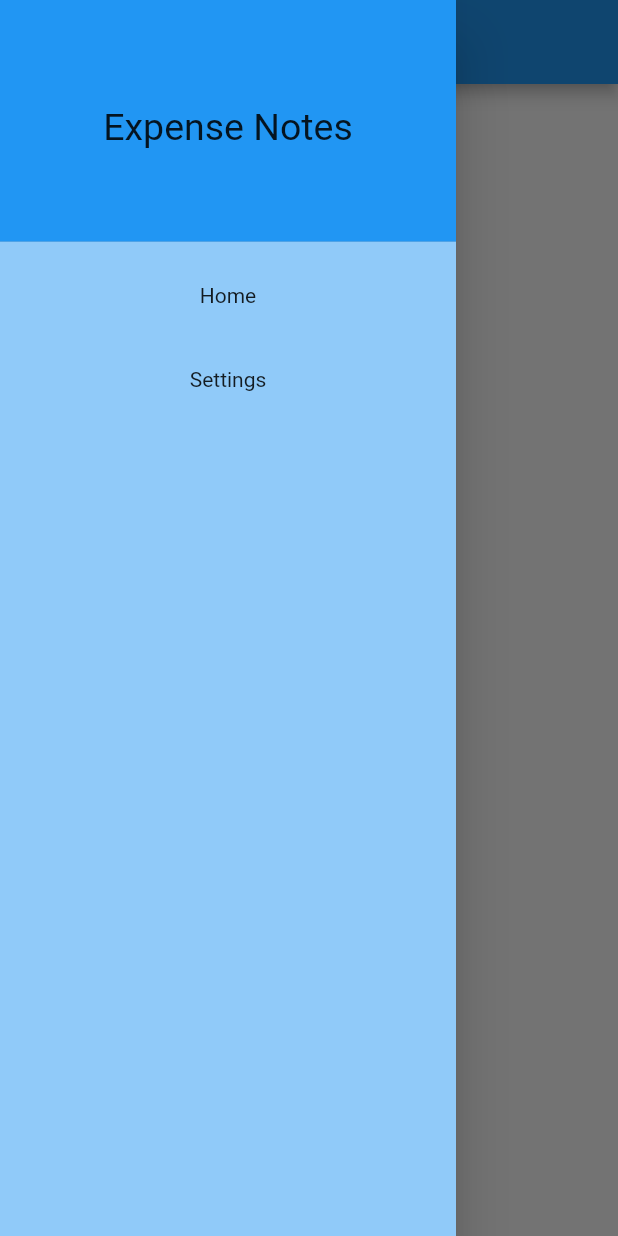
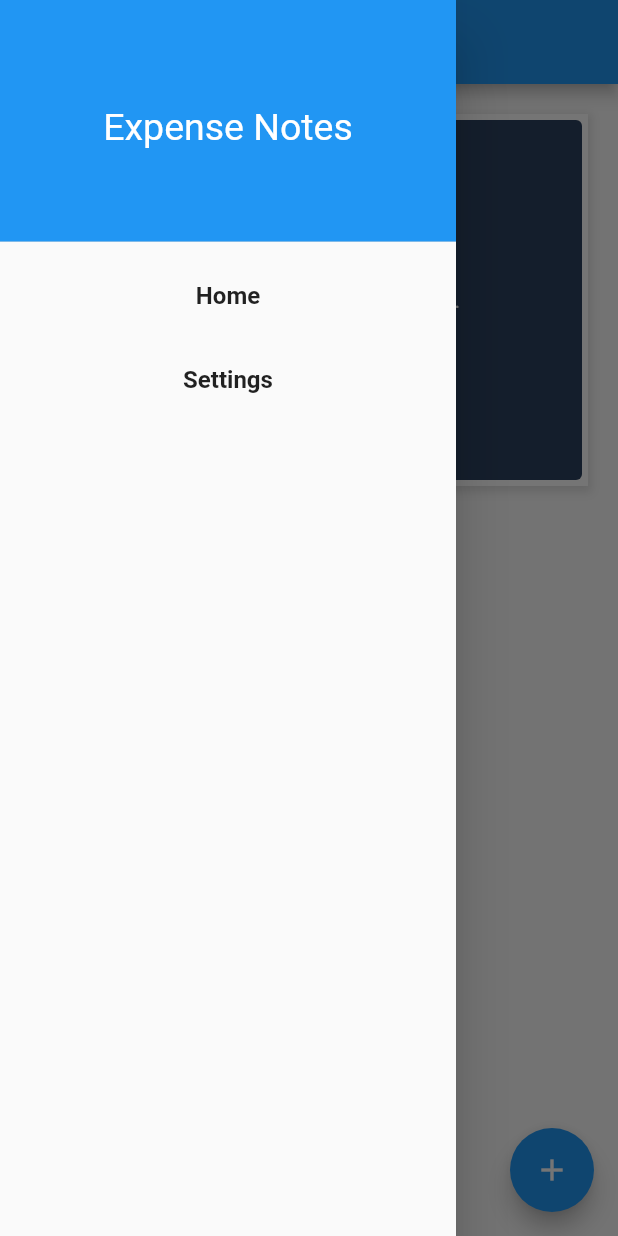
Before and after one commit to kiettruong-bbv/flutter, a Flutter app: the screen it shows after launch, with the side drawer open, on a phone screen of 412 x 824 dp. Run offline on Flutter 3.47's test engine with Material 2 defaults, Android fonts, the phone set to English and light mode, and no system bars; our stand-ins replace fl_chart.

Commit message:
Added edit transaction feature.

```diff
--- a/expense_notes/lib/model/transaction.dart
+++ b/expense_notes/lib/model/transaction.dart
@@ -42,6 +42,14 @@ class Transaction {
     color = _generateRandomColor();
   }
 
+  Transaction.full({
+    required this.id,
+    required this.color,
+    required this.name,
+    required this.price,
+    required this.addTime,
+  });
+
   Color _generateRandomColor() {
     final Random random = Random();
     return Color.fromRGBO(
--- a/expense_notes/lib/model/transaction_model.dart
+++ b/expense_notes/lib/model/transaction_model.dart
@@ -14,6 +14,19 @@ class TransactionModel extends ChangeNotifier {
     notifyListeners();
   }
 
+  void update(int index, Transaction transaction) {
+    if (_transactions.isNotEmpty) {
+      final String id = _transactions[index].id;
+      final Color color = _transactions[index].color;
+      _transactions[index] = Transaction.full(
+          id: id,
+          color: color,
+          name: transaction.name,
+          price: transaction.price,
+          addTime: transaction.addTime);
+    }
+  }
+
   Transaction remove(int index) {
     Transaction transaction = _transactions.removeAt(index);
     notifyListeners();
--- a/expense_notes/lib/routes.dart
+++ b/expense_notes/lib/routes.dart
@@ -1,7 +1,6 @@
 // ignore_for_file: constant_identifier_names
 
 import 'package:expense_notes/view/detail_screen.dart';
-import 'package:expense_notes/view/home_screen.dart';
 import 'package:expense_notes/view/setting_screen.dart';
 import 'package:expense_notes/view/transaction_list_screen.dart';
 import 'package:flutter/cupertino.dart';
@@ -19,7 +18,7 @@ class Routes {
       builder: (BuildContext context) {
         switch (settings.name) {
           case ROOT:
-            return const HomeScreen();
+            return const TransactionListScreen();
           case TRANSACTION_LIST_SCREEN:
             return const TransactionListScreen();
           case DETAIL_SCREEN:
--- a/expense_notes/lib/view/home_screen.dart
+++ /dev/null
@@ -1,43 +0,0 @@
-import 'package:expense_notes/extension/platform_extension.dart';
-import 'package:expense_notes/widget/app_drawer.dart';
-import 'package:flutter/cupertino.dart';
-import 'package:flutter/material.dart';
-
-class HomeScreen extends StatelessWidget {
-  const HomeScreen({Key? key}) : super(key: key);
-
-  @override
-  Widget build(BuildContext context) {
-    final ThemeData theme = Theme.of(context);
-    final CupertinoThemeData cupertinoThemeData = CupertinoTheme.of(context);
-
-    Color backgroundColor = isIOS()
-        ? cupertinoThemeData.scaffoldBackgroundColor
-        : theme.scaffoldBackgroundColor;
-
-    TextStyle? textStyle = isIOS()
-        ? cupertinoThemeData.textTheme.textStyle
-        : theme.textTheme.bodyText1;
-
-    return Scaffold(
-      backgroundColor: backgroundColor,
-      drawer: const AppDrawer(),
-      appBar: AppBar(
-        title: const Text('Home Screen'),
-        backgroundColor: theme.primaryColor,
-        // actions: [
-        //   IconButton(
-        //     onPressed: () => currentTheme.toggleTheme(),
-        //     icon: const Icon(Icons.brightness_4),
-        //   )
-        // ],
-      ),
-      body: Center(
-        child: Text(
-          'Home Screen',
-          style: textStyle,
-        ),
-      ),
-    );
-  }
-}
--- a/expense_notes/lib/view/transaction_list_screen.dart
+++ b/expense_notes/lib/view/transaction_list_screen.dart
@@ -1,11 +1,10 @@
 import 'package:expense_notes/extension/platform_extension.dart';
 import 'package:expense_notes/model/transaction_model.dart';
-import 'package:expense_notes/routes.dart';
-import 'package:expense_notes/view/detail_screen.dart';
 import 'package:expense_notes/view/transaction_item.dart';
+import 'package:expense_notes/widget/app_drawer.dart';
 import 'package:expense_notes/widget/chart.dart';
+import 'package:expense_notes/widget/platform_widget/platform_theme.dart';
 import 'package:fl_chart/fl_chart.dart';
-import 'package:flutter/cupertino.dart';
 import 'package:flutter/material.dart';
 import 'package:expense_notes/model/transaction.dart';
 import 'package:expense_notes/view/add_transaction.dart';
@@ -39,22 +38,17 @@ class _TransactionListScreenState extends State<TransactionListScreen> {
 
   @override
   Widget build(BuildContext context) {
-    final theme = Theme.of(context);
-    final cupertinoThemeData = CupertinoTheme.of(context);
-
-    Color backgroundColor = isIOS()
-        ? cupertinoThemeData.scaffoldBackgroundColor
-        : theme.scaffoldBackgroundColor;
+    PlatformTheme theme = PlatformTheme(context);
 
     return Scaffold(
-      backgroundColor: backgroundColor,
+      backgroundColor: theme.getBackgroundColor(),
+      drawer: const AppDrawer(current: Section.home),
       appBar: AppBar(
-        title: const Text('Transaction List'),
-        backgroundColor: theme.primaryColor,
+        title: const Text('Home'),
+        backgroundColor: theme.getPrimaryColor(),
         actions: [
           if (isIOS())
             TextButton(
-              style: theme.textButtonTheme.style,
               onPressed: () => _openAddTransaction(),
               child: const Text('ADD'),
             ),
@@ -163,15 +157,13 @@ class _TransactionListScreenState extends State<TransactionListScreen> {
             return TransactionItem(
               key: UniqueKey(),
               index: index,
-              product: item,
-              onTap: () {
-                Navigator.pushNamed(
-                  context,
-                  Routes.DETAIL_SCREEN,
-                  arguments: DetailScreenArguments(item),
-                );
-              },
+              transaction: item,
               onDelete: (index) => _removeItem(index),
+              onEdit: (index) => _openAddTransaction(
+                mode: Mode.edit,
+                index: index,
+                transaction: item,
+              ),
             );
           },
           separatorBuilder: (context, index) {
@@ -212,6 +204,14 @@ class _TransactionListScreenState extends State<TransactionListScreen> {
     _updateChartUI();
   }
 
+  void _editItem(int index, Transaction transaction) {
+    TransactionModel model =
+        Provider.of<TransactionModel>(context, listen: false);
+    model.update(index, transaction);
+    _updateChartData(transaction);
+    _updateChartUI();
+  }
+
   void _removeItem(int index) {
     TransactionModel model =
         Provider.of<TransactionModel>(context, listen: false);
@@ -235,6 +235,16 @@ class _TransactionListScreenState extends State<TransactionListScreen> {
 
       _weekDayDatas[weekDayIndex].transactions.add(transaction);
     }
+  }
+
+  void _updateChartData(Transaction transaction) {
+    int weekDay = transaction.addTime.weekday;
+    int weekDayIndex =
+        _weekDayDatas.indexWhere((element) => element.weekDay.value == weekDay);
+    int itemIndex = _weekDayDatas[weekDayIndex]
+        .transactions
+        .indexWhere((element) => element.id == transaction.id);
+    _weekDayDatas[weekDayIndex].transactions[itemIndex] = transaction;
   }
 
   void _removeChartData(Transaction transaction) {
@@ -261,7 +271,11 @@ class _TransactionListScreenState extends State<TransactionListScreen> {
     }).toList();
   }
 
-  void _openAddTransaction() {
+  void _openAddTransaction({
+    Mode mode = Mode.add,
+    int? index,
+    Transaction? transaction,
+  }) {
     final screenHeight = MediaQuery.of(context).size.height;
     showModalBottomSheet<Transaction>(
       context: context,
@@ -271,13 +285,20 @@ class _TransactionListScreenState extends State<TransactionListScreen> {
           padding: MediaQuery.of(context).viewInsets,
           child: SizedBox(
             height: screenHeight / 2,
-            child: const AddTransaction(),
+            child: AddTransaction(
+              mode: mode,
+              transaction: transaction,
+            ),
           ),
         );
       },
     ).then((value) {
       if (value != null) {
-        _addItem(value);
+        if (mode == Mode.edit && index != null) {
+          _editItem(index, value);
+        } else {
+          _addItem(value);
+        }
       }
     });
   }
--- a/expense_notes/lib/widget/app_drawer.dart
+++ b/expense_notes/lib/widget/app_drawer.dart
@@ -1,45 +1,44 @@
-import 'package:expense_notes/extension/platform_extension.dart';
 import 'package:expense_notes/routes.dart';
 import 'package:expense_notes/widget/platform_widget/platform_theme.dart';
-import 'package:flutter/cupertino.dart';
 import 'package:flutter/material.dart';
 
 enum Section { home, settings }
 
 class AppDrawer extends StatelessWidget {
-  const AppDrawer({Key? key}) : super(key: key);
+  final Section current;
+
+  const AppDrawer({
+    Key? key,
+    required this.current,
+  }) : super(key: key);
 
   @override
   Widget build(BuildContext context) {
-    PlatformTheme theme = PlatformTheme.instance;
-    Color primaryColor = theme.getPrimaryColor(context);
-    Color backgroundColor = theme.getBackgroundAccentColor(context);
-    TextStyle? defaultTextStyle = theme.getDefaultTextStyle(context);
-    TextStyle? drawerTitle = theme.getDrawerTextStyle(context);
+    PlatformTheme theme = PlatformTheme(context);
 
     return Drawer(
-      backgroundColor: backgroundColor,
+      backgroundColor: theme.getBackgroundColor(),
       child: ListView(
         padding: EdgeInsets.zero,
         children: [
           DrawerHeader(
             decoration: BoxDecoration(
-              color: primaryColor,
+              color: theme.getPrimaryColor(),
             ),
             child: Center(
               child: Text(
                 'Expense Notes',
-                style: drawerTitle,
+                style: theme.getDrawerTitle(),
               ),
             ),
           ),
           _buildDrawerItem(
-            textStyle: defaultTextStyle,
+            context: context,
             title: 'Home',
             onTap: () => _navigateToSection(context, Section.home),
           ),
           _buildDrawerItem(
-            textStyle: defaultTextStyle,
+            context: context,
             title: 'Settings',
             onTap: () => _navigateToSection(context, Section.settings),
           ),
@@ -49,15 +48,20 @@ class AppDrawer extends StatelessWidget {
   }
 
   Widget _buildDrawerItem({
-    TextStyle? textStyle,
+    required BuildContext context,
     required String title,
     required VoidCallback onTap,
   }) {
+    TextStyle? defaultTextStyle = PlatformTheme(context).getDefaultTextStyle();
+
     return ListTile(
       title: Center(
         child: Text(
           title,
-          style: textStyle,
+          style: defaultTextStyle?.copyWith(
+            fontSize: 16,
+            fontWeight: FontWeight.bold,
+          ),
         ),
       ),
       onTap: onTap,
@@ -65,15 +69,15 @@ class AppDrawer extends StatelessWidget {
   }
 
   void _navigateToSection(BuildContext context, Section section) {
-    // Close drawer
-    Navigator.pop(context);
-
+    if (current == section) {
+      return;
+    }
     switch (section) {
       case Section.home:
-        Navigator.pushNamed(context, Routes.TRANSACTION_LIST_SCREEN);
+        Navigator.pushReplacementNamed(context, Routes.TRANSACTION_LIST_SCREEN);
         break;
       case Section.settings:
-        Navigator.pushNamed(context, Routes.SETTING_SCREEN);
+        Navigator.pushReplacementNamed(context, Routes.SETTING_SCREEN);
         break;
     }
   }
--- a/expense_notes/lib/widget/platform_widget/platform_app.dart
+++ b/expense_notes/lib/widget/platform_widget/platform_app.dart
@@ -1,5 +1,5 @@
 import 'package:expense_notes/routes.dart';
-import 'package:expense_notes/view/home_screen.dart';
+import 'package:expense_notes/view/transaction_list_screen.dart';
 import 'package:expense_notes/widget/platform_widget/platform_widget.dart';
 import 'package:flutter/cupertino.dart';
 import 'package:flutter/material.dart';
@@ -25,7 +25,7 @@ class PlatformApp extends PlatformWidget<CupertinoApp, MaterialApp> {
       themeMode: ThemeMode.system,
       initialRoute: Routes.ROOT,
       onGenerateRoute: (settings) => routes.routePage(settings),
-      home: const HomeScreen(),
+      home: const TransactionListScreen(),
     );
   }
 
@@ -40,7 +40,7 @@ class PlatformApp extends PlatformWidget<CupertinoApp, MaterialApp> {
       ],
       initialRoute: Routes.ROOT,
       onGenerateRoute: (settings) => routes.routePage(settings),
-      home: const HomeScreen(),
+      home: const TransactionListScreen(),
     );
   }
 }
--- a/expense_notes/lib/widget/platform_widget/platform_theme.dart
+++ b/expense_notes/lib/widget/platform_widget/platform_theme.dart
@@ -1,25 +1,34 @@
+import 'package:expense_notes/style/custom_colors.dart';
 import 'package:flutter/cupertino.dart';
 import 'package:flutter/material.dart';
 import 'package:expense_notes/extension/platform_extension.dart';
 
 abstract class PlatformThemeInterface {
+  late BuildContext context;
+
   Color getPrimaryColor();
+  Color getSecondaryColor();
   Color getBackgroundColor();
   Color getBackgroundAccentColor();
   TextStyle? getDefaultTextStyle();
   TextStyle? getDrawerTitle();
+  TextStyle? getButtonTextStyle();
 }
 
-//
+class PlatformThemeAndroid implements PlatformThemeInterface {
+  PlatformThemeAndroid(this.context);
 
-class PlatformThemeAndroid extends PlatformThemeInterface {
+  @override
   BuildContext context;
-
-  PlatformThemeAndroid(this.context);
 
   @override
   Color getPrimaryColor() {
     return Theme.of(context).primaryColor;
+  }
+
+  @override
+  Color getSecondaryColor() {
+    return Theme.of(context).colorScheme.secondary;
   }
 
   @override
@@ -39,20 +48,32 @@ class PlatformThemeAndroid extends PlatformThemeInterface {
 
   @override
   TextStyle? getDrawerTitle() {
-    return Theme.of(context).textTheme.titleMedium?.copyWith(fontSize: 25);
+    return Theme.of(context).textTheme.titleMedium?.copyWith(
+          color: CustomColors.white,
+          fontSize: 25,
+        );
+  }
+
+  @override
+  TextStyle? getButtonTextStyle() {
+    return Theme.of(context).textTheme.button;
   }
 }
 
-//
+class PlatformThemeIOS implements PlatformThemeInterface {
+  PlatformThemeIOS(this.context);
 
-class PlatformThemeIOS extends PlatformThemeInterface {
+  @override
   BuildContext context;
-
-  PlatformThemeIOS(this.context);
 
   @override
   Color getPrimaryColor() {
     return CupertinoTheme.of(context).primaryColor;
+  }
+
+  @override
+  Color getSecondaryColor() {
+    return CupertinoTheme.of(context).primaryContrastingColor;
   }
 
   @override
@@ -77,42 +98,65 @@ class PlatformThemeIOS extends PlatformThemeInterface {
         .navTitleTextStyle
         .copyWith(fontSize: 25);
   }
+
+  @override
+  TextStyle? getButtonTextStyle() {
+    return CupertinoTheme.of(context).textTheme.actionTextStyle;
+  }
 }
 
-//
+class PlatformTheme implements PlatformThemeInterface {
+  PlatformTheme(this.context);
 
-class PlatformTheme {
-  PlatformTheme._internal();
+  @override
+  BuildContext context;
 
-  static final PlatformTheme instance = PlatformTheme._internal();
-
-  Color getPrimaryColor(BuildContext context) {
+  @override
+  Color getPrimaryColor() {
     return isAndroid()
         ? PlatformThemeAndroid(context).getPrimaryColor()
         : PlatformThemeIOS(context).getPrimaryColor();
   }
 
-  Color getBackgroundColor(BuildContext context) {
+  @override
+  Color getSecondaryColor() {
+    return isAndroid()
+        ? PlatformThemeAndroid(context).getSecondaryColor()
+        : PlatformThemeIOS(context).getSecondaryColor();
+  }
+
+  @override
+  Color getBackgroundColor() {
     return isAndroid()
         ? PlatformThemeAndroid(context).getBackgroundColor()
         : PlatformThemeIOS(context).getBackgroundColor();
   }
 
-  Color getBackgroundAccentColor(BuildContext context) {
+  @override
+  Color getBackgroundAccentColor() {
     return isAndroid()
         ? PlatformThemeAndroid(context).getBackgroundAccentColor()
         : PlatformThemeIOS(context).getBackgroundAccentColor();
   }
 
-  TextStyle? getDefaultTextStyle(BuildContext context) {
+  @override
+  TextStyle? getDefaultTextStyle() {
     return isAndroid()
         ? PlatformThemeAndroid(context).getDefaultTextStyle()
         : PlatformThemeIOS(context).getDefaultTextStyle();
   }
 
-  TextStyle? getDrawerTextStyle(BuildContext context) {
+  @override
+  TextStyle? getDrawerTitle() {
     return isAndroid()
         ? PlatformThemeAndroid(context).getDrawerTitle()
         : PlatformThemeIOS(context).getDrawerTitle();
   }
+
+  @override
+  TextStyle? getButtonTextStyle() {
+    return isAndroid()
+        ? PlatformThemeAndroid(context).getButtonTextStyle()
+        : PlatformThemeIOS(context).getButtonTextStyle();
+  }
 }
```
Also changed, not shown: expense_notes/lib/view/add_transaction.dart (+50 -19 lines), expense_notes/lib/view/setting_screen.dart (+5 -3 lines), expense_notes/lib/view/transaction_item.dart (+52 -23 lines).
